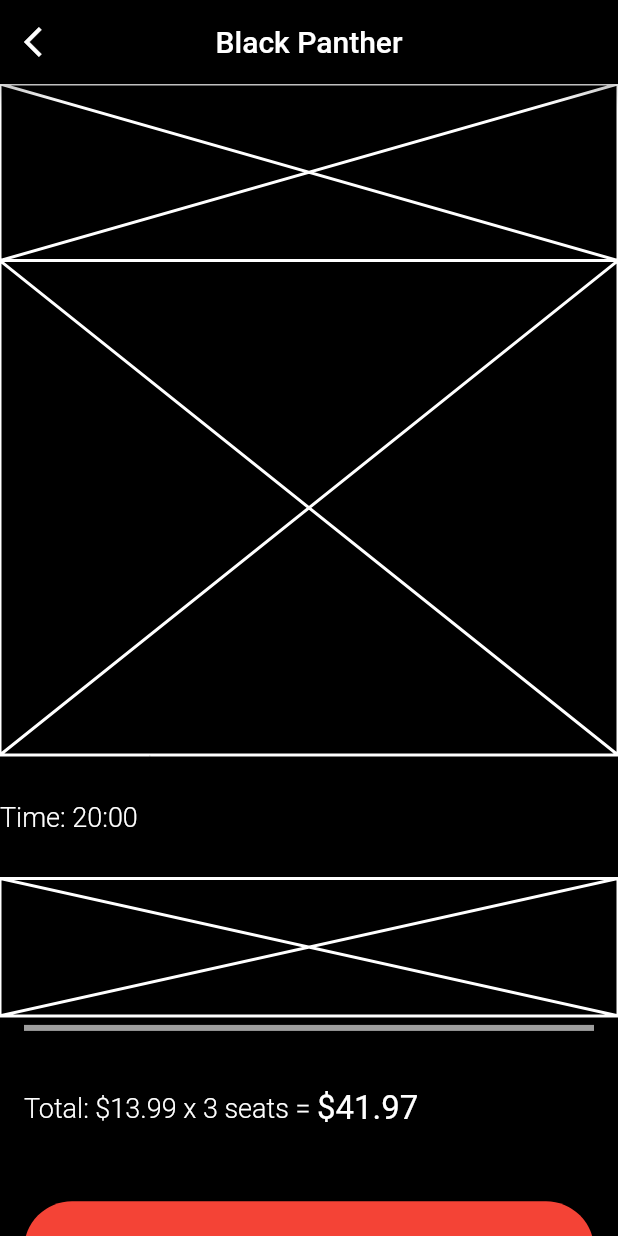
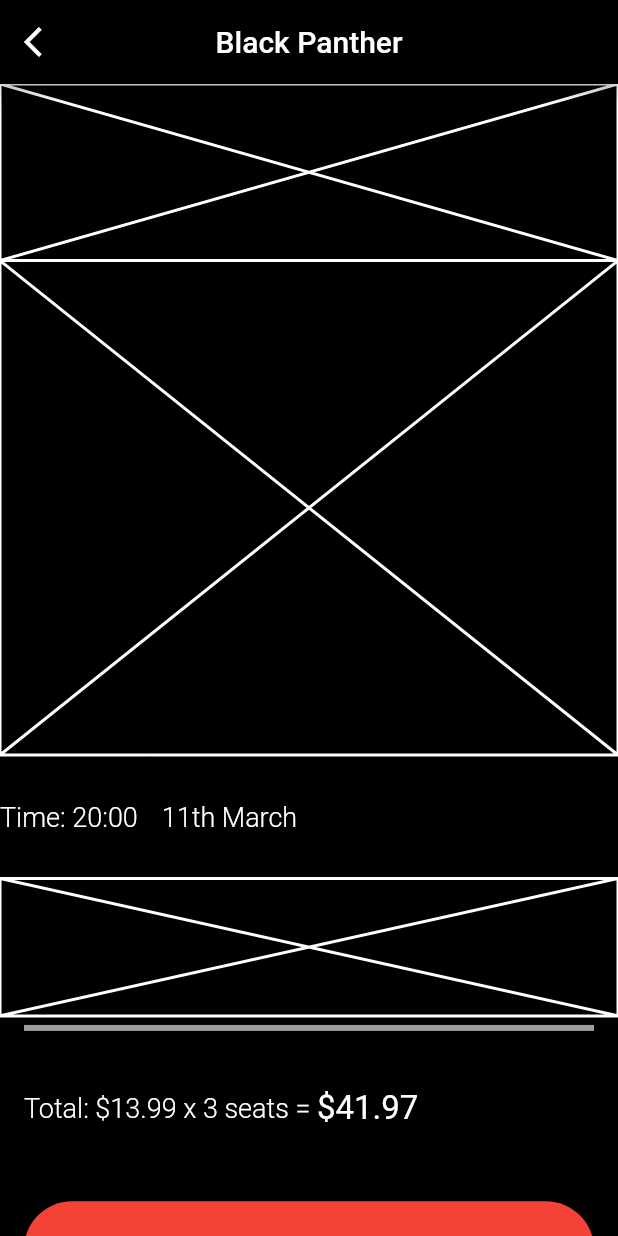
Before and after one commit to JAICHANGPARK/flutter_notebook_8th_story, a Flutter app: the screen it shows after launch, on a phone screen of 412 x 824 dp. Run offline on Flutter 3.47's test engine with Material 2 defaults, Android fonts, the phone set to English and light mode, and no system bars; our stand-ins replace badges, flutter_hooks, google_fonts, hooks_riverpod, state_notifier.

Commit message:
Update cinema_app.dart

```diff
--- a/lib/ep574_cinema_app/cinema_app.dart
+++ b/lib/ep574_cinema_app/cinema_app.dart
@@ -52,7 +52,7 @@ class _ReservePageState extends State<ReservePage> {
                 children: [
                   Text("Time: 20:00",style: TextStyle(color: Colors.white, fontSize: 18, fontWeight: FontWeight.w300),),
                 VerticalDivider(),
-                  Text("11th March")
+                  Text("11th March",style: TextStyle(color: Colors.white, fontSize: 18, fontWeight: FontWeight.w300))
 
                 ],
               ),
```
